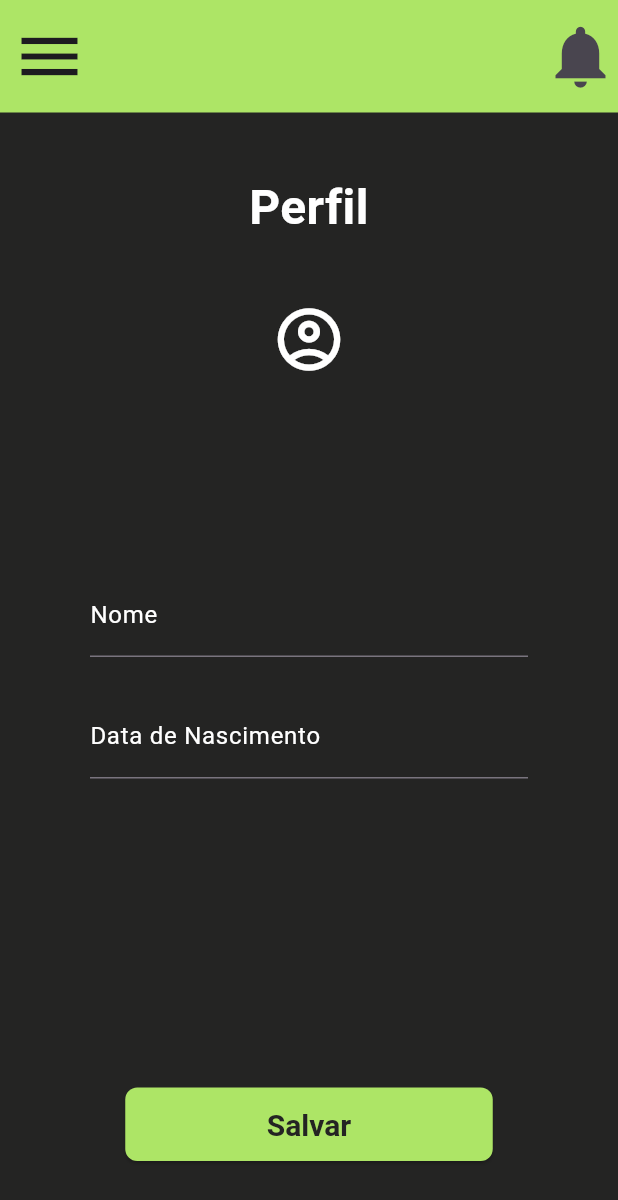
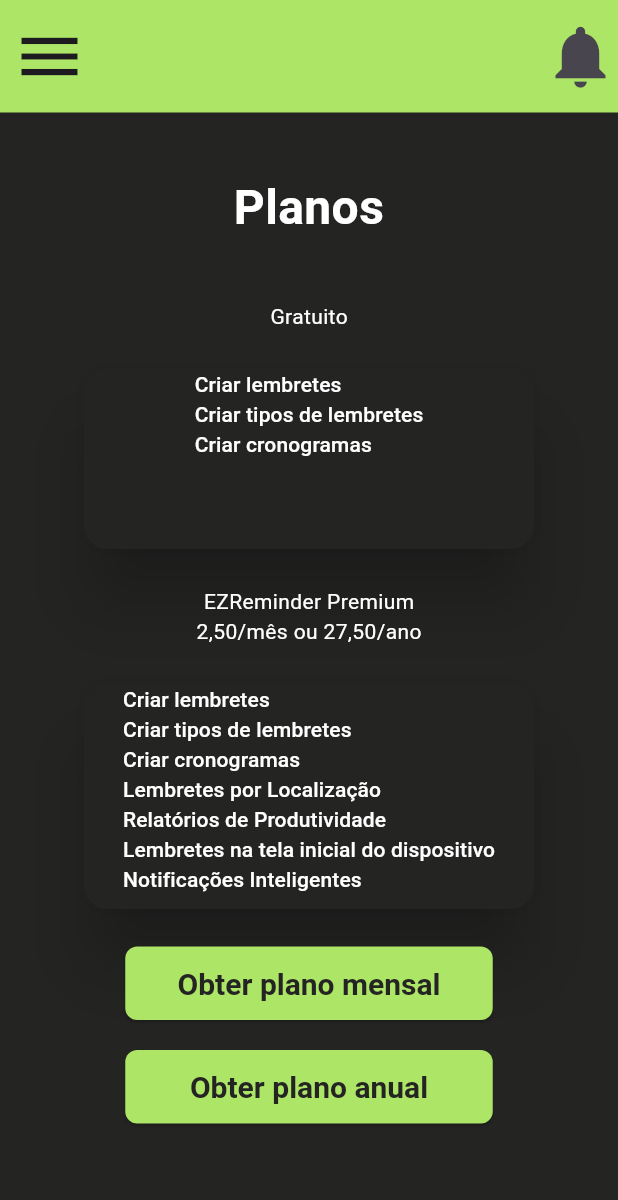
Before and after one commit to LuisFernandoPBPereira/EZReminder, a Flutter app: the screen it shows after launch, on a phone screen of 412 x 824 dp. Shown: the top 1200 px of the screen. Run offline on Flutter 3.47's test engine with Material 3 defaults, Android fonts, the phone set to English and light mode, and no system bars; our stand-ins replace flutter_colorpicker.

Commit message:
feat: Criando tela de Planos

```diff
--- a/lib/components/sidebar.dart
+++ b/lib/components/sidebar.dart
@@ -4,6 +4,7 @@
 import 'package:ez_reminder/screens/criar_tipo_de_lembrete.dart';
 import 'package:ez_reminder/screens/home.dart';
 import 'package:ez_reminder/screens/perfil.dart';
+import 'package:ez_reminder/screens/planos.dart';
 import 'package:ez_reminder/screens/tipos_de_lembrete.dart';
 import 'package:flutter/material.dart';
 
@@ -115,7 +116,10 @@
               style: TextStyle(color: Color(EzreminderColors.branco)),
             ),
             onTap: () {
-              Navigator.pop(context);
+              Navigator.push(
+                context,
+                MaterialPageRoute(builder: (context) => Planos()),
+              );
             },
           ),
           ListTile(
--- a/lib/main.dart
+++ b/lib/main.dart
@@ -6,6 +6,7 @@
 import 'package:ez_reminder/screens/login.dart';
 import 'package:ez_reminder/screens/nova_senha.dart';
 import 'package:ez_reminder/screens/perfil.dart';
+import 'package:ez_reminder/screens/planos.dart';
 import 'package:ez_reminder/screens/redefinicao_de_senha.dart';
 import 'package:ez_reminder/screens/tipos_de_lembrete.dart';
 import 'package:flutter/material.dart';
@@ -28,7 +29,7 @@
     //     title: "EZReminder",
     //     home: CriarLembrete());
     return MaterialApp(
-        debugShowCheckedModeBanner: false, title: "EZReminder", home: Perfil());
+        debugShowCheckedModeBanner: false, title: "EZReminder", home: Planos());
     // return MaterialApp(title: "EZReminder", home: EmailRedefinicaoDeSenha());
     // return MaterialApp(title: "EZReminder", home: NovaSenha());
   }
--- /dev/null
+++ b/lib/screens/planos.dart
@@ -0,0 +1,113 @@
+import 'package:ez_reminder/components/app_layout.dart';
+import 'package:ez_reminder/components/custom_button.dart';
+import 'package:ez_reminder/components/titulo.dart';
+import 'package:ez_reminder/global/ezreminder_colors.dart';
+import 'package:flutter/material.dart';
+
+class Planos extends StatelessWidget {
+  @override
+  Widget build(BuildContext context) {
+    return AppLayout(
+        content: SafeArea(
+            child: Center(
+      child: Column(
+        children: [
+          const Titulo(texto: "Planos"),
+          Text(
+            "Gratuito",
+            style: TextStyle(color: Color(EzreminderColors.branco)),
+          ),
+          Container(
+            margin: const EdgeInsets.fromLTRB(40, 25, 40, 25),
+            child: SizedBox(
+              width: 300,
+              height: 120,
+              child: ElevatedButton(
+                  style: ElevatedButton.styleFrom(
+                      backgroundColor: Color(EzreminderColors.backgroundPreto),
+                      elevation: 20,
+                      shape: const RoundedRectangleBorder(
+                          borderRadius: BorderRadius.all(Radius.circular(16)))),
+                  onPressed: () {},
+                  child: Column(
+                      crossAxisAlignment: CrossAxisAlignment.start,
+                      children: [
+                        Text("Criar lembretes",
+                            style: TextStyle(
+                              color: Color(EzreminderColors.branco),
+                            )),
+                        Text("Criar tipos de lembretes",
+                            style: TextStyle(
+                              color: Color(EzreminderColors.branco),
+                            )),
+                        Text("Criar cronogramas",
+                            style: TextStyle(
+                              color: Color(EzreminderColors.branco),
+                            )),
+                      ])),
+            ),
+          ),
+          Text(
+            "EZReminder Premium",
+            style: TextStyle(color: Color(EzreminderColors.branco)),
+          ),
+          Text(
+            "2,50/mês ou 27,50/ano",
+            style: TextStyle(color: Color(EzreminderColors.branco)),
+          ),
+          Container(
+            margin: const EdgeInsets.fromLTRB(40, 25, 40, 25),
+            child: SizedBox(
+              width: 300,
+              height: 150,
+              child: ElevatedButton(
+                  style: ElevatedButton.styleFrom(
+                      backgroundColor: Color(EzreminderColors.backgroundPreto),
+                      elevation: 20,
+                      shape: const RoundedRectangleBorder(
+                          borderRadius: BorderRadius.all(Radius.circular(16)))),
+                  onPressed: () {},
+                  child: Column(
+                      crossAxisAlignment: CrossAxisAlignment.start,
+                      children: [
+                        Text("Criar lembretes",
+                            style: TextStyle(
+                              color: Color(EzreminderColors.branco),
+                            )),
+                        Text("Criar tipos de lembretes",
+                            style: TextStyle(
+                              color: Color(EzreminderColors.branco),
+                            )),
+                        Text("Criar cronogramas",
+                            style: TextStyle(
+                              color: Color(EzreminderColors.branco),
+                            )),
+                        Text("Lembretes por Localização",
+                            style: TextStyle(
+                              color: Color(EzreminderColors.branco),
+                            )),
+                        Text("Relatórios de Produtividade",
+                            style: TextStyle(
+                              color: Color(EzreminderColors.branco),
+                            )),
+                        Text("Lembretes na tela inicial do dispositivo",
+                            style: TextStyle(
+                              color: Color(EzreminderColors.branco),
+                            )),
+                        Text("Notificações Inteligentes",
+                            style: TextStyle(
+                              color: Color(EzreminderColors.branco),
+                            )),
+                      ])),
+            ),
+          ),
+          CustomButton(label: "Obter plano mensal", onPressed: () {}),
+          Container(
+              margin: const EdgeInsets.symmetric(horizontal: 0, vertical: 20),
+              child:
+                  CustomButton(label: "Obter plano anual", onPressed: () {})),
+        ],
+      ),
+    )));
+  }
+}
```
